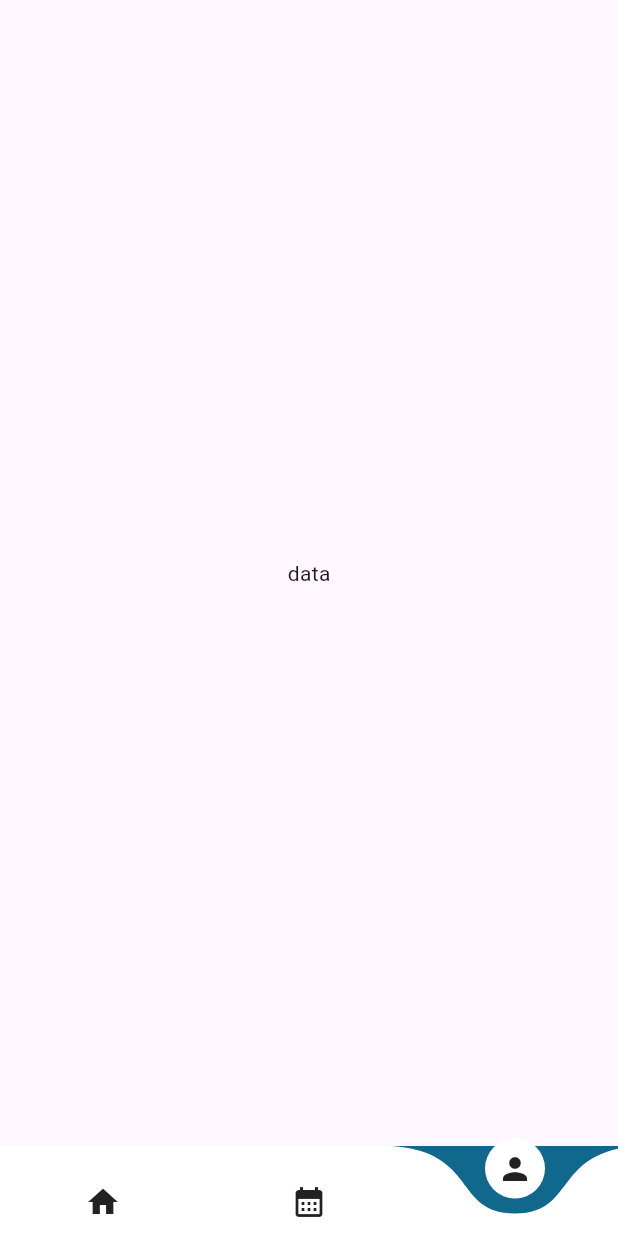
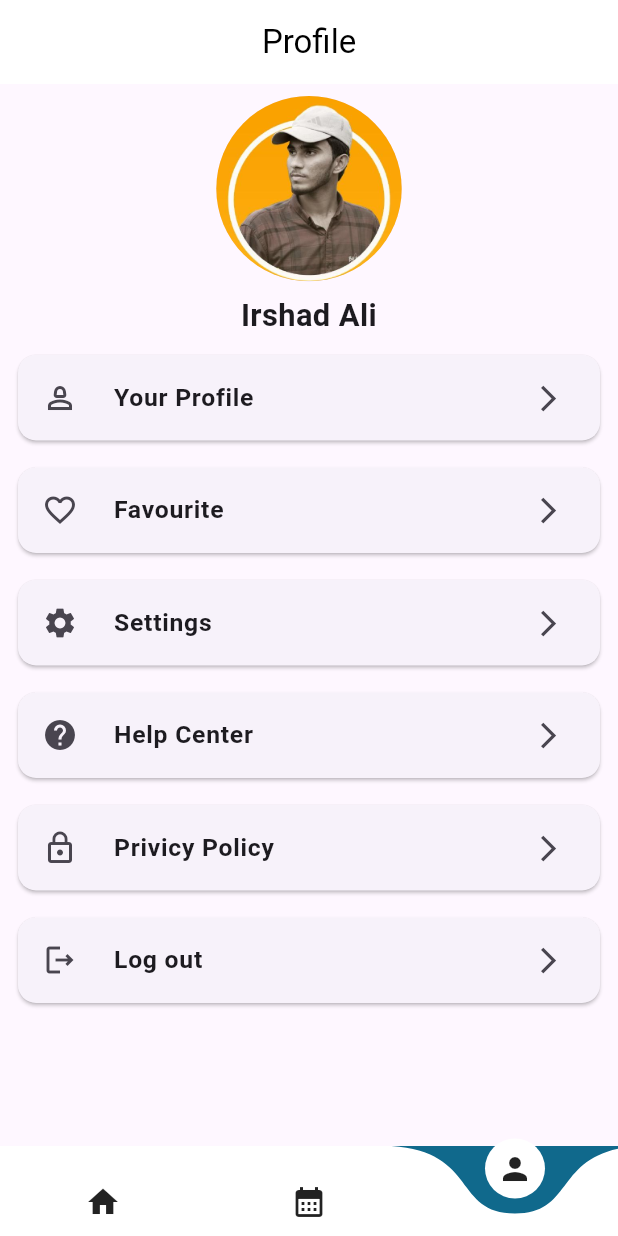
Before and after one commit to IrshadPeruvallur/medway_app, a Flutter app: the MainScreen screen opened directly, item 3 of the bottom bar chosen, on a phone screen of 412 x 824 dp. Run offline on Flutter 3.47's test engine with Material 3 defaults, Android fonts, the phone set to English and light mode, and no system bars; drawn by our look-alikes of curved_navigation_bar.

Commit message:
add profile page

```diff
--- a/lib/bottom_tabs/account_tab.dart
+++ /dev/null
@@ -1,12 +0,0 @@
-import 'package:flutter/material.dart';
-
-class AccountTab extends StatelessWidget {
-  const AccountTab({super.key});
-
-  @override
-  Widget build(BuildContext context) {
-    return Scaffold(
-      body: Center(child: Text('data')),
-    );
-  }
-}
--- /dev/null
+++ b/lib/bottom_tabs/profile_tab.dart
@@ -0,0 +1,85 @@
+import 'package:flutter/material.dart';
+import 'package:medway_app/screens/profile/favourite_screen.dart';
+import 'package:medway_app/screens/profile/settings.dart';
+import 'package:medway_app/screens/profile/your_profile.dart';
+import 'package:medway_app/widgets/main_widgets.dart';
+import 'package:medway_app/widgets/small_widgets.dart';
+
+class ProfileTab extends StatelessWidget {
+  ProfileTab({super.key});
+  final List profileList = [
+    'Your Profile',
+    'Favourite',
+    'Settings',
+    'Help Center',
+    'Privicy Policy',
+    'Log out'
+  ];
+  final List profileIcons = [
+    Icon(Icons.person_2_outlined),
+    Icon(Icons.favorite_border),
+    Icon(Icons.settings),
+    Icon(Icons.help),
+    Icon(Icons.lock_outline),
+    Icon(Icons.logout_outlined),
+  ];
+
+  final List profileTabs = [
+    YourProfile(),
+    FavouriteScreen(),
+    Settings(),
+    YourProfile(),
+    YourProfile(),
+    YourProfile(),
+  ];
+
+  @override
+  Widget build(BuildContext context) {
+    var screenSize = MediaQuery.of(context).size;
+    return Scaffold(
+      appBar: titleAppBar(title: "Profile"),
+      body: SafeArea(
+        child: Padding(
+          padding: const EdgeInsets.all(8.0),
+          child: Column(
+            children: [
+              CircleAvatar(
+                radius: screenSize.width * 0.15,
+                backgroundImage: AssetImage('asset/irshad.jpeg'),
+              ),
+              WTitleText(context, text: 'Irshad Ali', size: 0.05),
+              Expanded(
+                child: ListView.separated(
+                  separatorBuilder: (context, index) => SizedBox(
+                    height: 10,
+                  ),
+                  itemCount: profileList.length,
+                  itemBuilder: (context, index) => Card(
+                      child: ListTile(
+                    onTap: () {
+                      Navigator.push(
+                          context,
+                          MaterialPageRoute(
+                            builder: (context) => profileTabs[index],
+                          ));
+                    },
+                    leading: profileIcons[index],
+                    title: Align(
+                      alignment: Alignment.centerLeft,
+                      child: WTitleText(context,
+                          text: profileList[index], size: 0.04),
+                    ),
+                    trailing: Icon(
+                      Icons.arrow_forward_ios,
+                      size: screenSize.width * 0.05,
+                    ),
+                  )),
+                ),
+              )
+            ],
+          ),
+        ),
+      ),
+    );
+  }
+}
--- a/lib/main.dart
+++ b/lib/main.dart
@@ -1,4 +1,5 @@
 import 'package:flutter/material.dart';
+import 'package:medway_app/screens/main_screen.dart';
 import 'package:medway_app/screens/splash_screen.dart';
 
 void main(List<String> args) {
@@ -12,7 +13,7 @@ class MyApp extends StatelessWidget {
   Widget build(BuildContext context) {
     return MaterialApp(
       debugShowCheckedModeBanner: false,
-      home: SplashScreen(),
+      home: MainScreen(),
     );
   }
 }
--- a/lib/screens/appointment.dart
+++ b/lib/screens/appointment.dart
@@ -1,5 +1,4 @@
 import 'package:flutter/material.dart';
-import 'package:medway_app/screens/datepage.dart';
 import 'package:medway_app/screens/my_appointment_screen.dart';
 import 'package:medway_app/widgets/main_widgets.dart';
 import 'package:medway_app/widgets/small_widgets.dart';
@@ -68,7 +67,7 @@ class _AppointmentState extends State<Appointment> {
           child: Column(
             crossAxisAlignment: CrossAxisAlignment.start,
             children: [
-              doctersCard(context),
+              doctersCard(context, name: 'name', speciality: 'speciality'),
               SizedBox(
                 height: screenSize.width * 0.05,
               ),
@@ -99,7 +98,7 @@ class _AppointmentState extends State<Appointment> {
                   ),
                 ),
                 value: items[0],
-                items: items.map((String value) {
+                items: items.map((value) {
                   return DropdownMenuItem<String>(
                     value: value,
                     child: Text(value),
--- a/lib/screens/main_screen.dart
+++ b/lib/screens/main_screen.dart
@@ -1,6 +1,6 @@
 import 'package:curved_navigation_bar/curved_navigation_bar.dart';
 import 'package:flutter/material.dart';
-import 'package:medway_app/bottom_tabs/account_tab.dart';
+import 'package:medway_app/bottom_tabs/profile_tab.dart';
 import 'package:medway_app/bottom_tabs/home_tab.dart';
 import 'package:medway_app/bottom_tabs/booking_tab.dart';
 
@@ -20,7 +20,7 @@ class _MainScreenState extends State<MainScreen> {
     Icon(Icons.person),
   ];
 
-  final List<Widget> tabs = [HomeTab(), BookingTab(), AccountTab()];
+  final List<Widget> tabs = [HomeTab(), BookingTab(), ProfileTab()];
 
   @override
   Widget build(BuildContext context) {
--- a/lib/screens/my_appointment_screen.dart
+++ b/lib/screens/my_appointment_screen.dart
@@ -15,7 +15,7 @@ class MyAppointment extends StatelessWidget {
         child: Column(
           crossAxisAlignment: CrossAxisAlignment.start,
           children: [
-            doctersCard(context),
+            doctersCard(context, name: 'name', speciality: 'speciality'),
             Divider(
               color: Colors.black,
             ),
--- a/lib/widgets/main_widgets.dart
+++ b/lib/widgets/main_widgets.dart
@@ -9,7 +9,7 @@ WAppBar() {
       width: 20,
       color: Color.fromARGB(255, 16, 105, 140),
     ),
-    actions: [IconButton(onPressed: () {}, icon: Icon(Icons.notifications))],
+    actions: [IconButton(onPressed: () {}, icon: Icon(Icons.favorite_outline))],
     elevation: 0,
     title: TextField(
       decoration: InputDecoration(prefixIcon: Icon(Icons.search)),
@@ -31,3 +31,13 @@ WNormalAppBar() {
     foregroundColor: Color.fromARGB(255, 16, 105, 140),
   );
 }
+
+titleAppBar({required title}) {
+  return AppBar(
+    title: Text(title),
+    centerTitle: true,
+    elevation: 0,
+    backgroundColor: Colors.white,
+    foregroundColor: Color.fromARGB(255, 0, 0, 0),
+  );
+}
```
Also changed, not shown: lib/screens/datepage.dart (deleted, +0 -93 lines), lib/screens/onboarding/onboard_screen_1.dart (+2 -6 lines), lib/screens/profile/favourite_screen.dart (added, +50 -0 lines), lib/screens/profile/help_center.dart (added, +56 -0 lines), lib/screens/profile/privacy_policy.dart (added, +22 -0 lines), lib/screens/profile/settings.dart (added, +55 -0 lines), lib/screens/profile/your_profile.dart (added, +55 -0 lines), lib/widgets/small_widgets.dart (+13 -7 lines), asset/irshad.jpeg (added).
